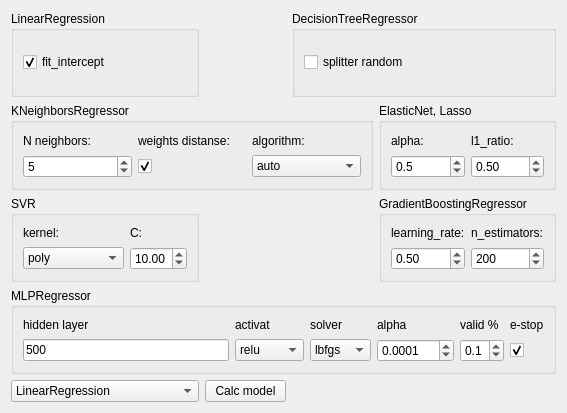
This is qt/formation_ai_form.ui in idergunoff/geovel_1.0 as Qt 5 draws it before an edit. The edited form follows.
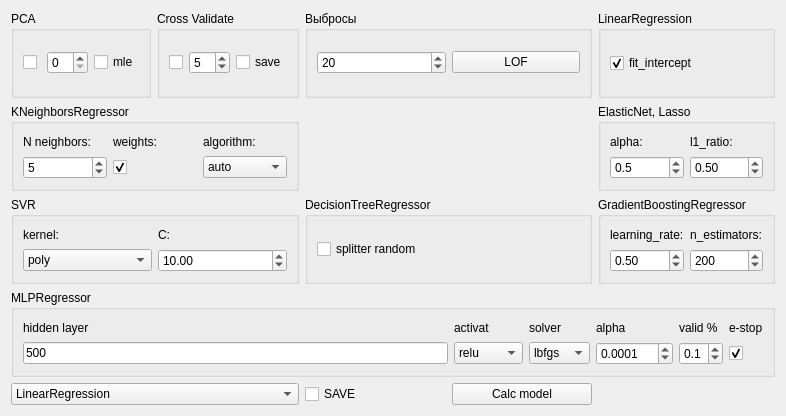
This is the edited form.

Commit message: new classifier, random forest, pipeline, lof, pca

```diff
--- a/qt/formation_ai_form.ui
+++ b/qt/formation_ai_form.ui
@@ -6,15 +6,100 @@
    <rect>
     <x>0</x>
     <y>0</y>
-    <width>567</width>
-    <height>413</height>
+    <width>786</width>
+    <height>416</height>
    </rect>
   </property>
   <property name="windowTitle">
    <string>Formation AI</string>
   </property>
-  <layout class="QGridLayout" name="gridLayout_8">
+  <layout class="QGridLayout" name="gridLayout_10">
    <item row="0" column="0">
+    <widget class="QGroupBox" name="groupBox_8">
+     <property name="title">
+      <string>PCA</string>
+     </property>
+     <layout class="QGridLayout" name="gridLayout_8">
+      <item row="0" column="0">
+       <widget class="QCheckBox" name="checkBox_pca">
+        <property name="text">
+         <string/>
+        </property>
+       </widget>
+      </item>
+      <item row="0" column="1">
+       <widget class="QSpinBox" name="spinBox_pca"/>
+      </item>
+      <item row="0" column="2">
+       <widget class="QCheckBox" name="checkBox_pca_mle">
+        <property name="text">
+         <string>mle</string>
+        </property>
+       </widget>
+      </item>
+     </layout>
+    </widget>
+   </item>
+   <item row="0" column="1">
+    <widget class="QGroupBox" name="groupBox_9">
+     <property name="title">
+      <string>Cross Validate</string>
+     </property>
+     <layout class="QGridLayout" name="gridLayout_9">
+      <item row="0" column="1">
+       <widget class="QSpinBox" name="spinBox_n_cross_val">
+        <property name="minimum">
+         <number>2</number>
+        </property>
+        <property name="value">
+         <number>5</number>
+        </property>
+       </widget>
+      </item>
+      <item row="0" column="0">
+       <widget class="QCheckBox" name="checkBox_cross_val">
+        <property name="text">
+         <string/>
+        </property>
+       </widget>
+      </item>
+      <item row="0" column="2">
+       <widget class="QCheckBox" name="checkBox_cross_val_save">
+        <property name="text">
+         <string>save</string>
+        </property>
+       </widget>
+      </item>
+     </layout>
+    </widget>
+   </item>
+   <item row="0" column="2" colspan="2">
+    <widget class="QGroupBox" name="groupBox_10">
+     <property name="title">
+      <string>Выбросы</string>
+     </property>
+     <layout class="QGridLayout" name="gridLayout_7">
+      <item row="0" column="0">
+       <widget class="QSpinBox" name="spinBox_lof_neighbor">
+        <property name="minimum">
+         <number>1</number>
+        </property>
+        <property name="value">
+         <number>20</number>
+        </property>
+       </widget>
+      </item>
+      <item row="0" column="1">
+       <widget class="QPushButton" name="pushButton_lof">
+        <property name="text">
+         <string>LOF</string>
+        </property>
+       </widget>
+      </item>
+     </layout>
+    </widget>
+   </item>
+   <item row="0" column="4">
     <widget class="QGroupBox" name="groupBox">
      <property name="title">
       <string>LinearRegression</string>
@@ -36,26 +121,7 @@
      </layout>
     </widget>
    </item>
-   <item row="0" column="2" colspan="2">
-    <widget class="QGroupBox" name="groupBox_3">
-     <property name="title">
-      <string>DecisionTreeRegressor</string>
-     </property>
-     <layout class="QGridLayout" name="gridLayout_2">
-      <item row="0" column="0">
-       <widget class="QCheckBox" name="checkBox_splitter_rnd">
-        <property name="toolTip">
-         <string>Стратегия, используемая для выбора разделения в узлах. Возможные значения - &quot;best&quot; (выбирается лучшее разделение) или &quot;random&quot; (выбирается случайное разделение)</string>
-        </property>
-        <property name="text">
-         <string>splitter random</string>
-        </property>
-       </widget>
-      </item>
-     </layout>
-    </widget>
-   </item>
-   <item row="1" column="0" colspan="3">
+   <item row="1" column="0" colspan="2">
     <widget class="QGroupBox" name="groupBox_4">
      <property name="title">
       <string>KNeighborsRegressor</string>
@@ -67,7 +133,7 @@
          <string>Если выключено, все ближайшие соседи вносят одинаковый вклад в прогноз, если включено вклад каждого соседа зависит от его расстояния до целевой точки.</string>
         </property>
         <property name="text">
-         <string>weights distanse:</string>
+         <string>weights:</string>
         </property>
        </widget>
       </item>
@@ -150,7 +216,7 @@
      </layout>
     </widget>
    </item>
-   <item row="1" column="3">
+   <item row="1" column="4">
     <widget class="QGroupBox" name="groupBox_2">
      <property name="title">
       <string>ElasticNet, Lasso</string>
@@ -208,7 +274,7 @@
      </layout>
     </widget>
    </item>
-   <item row="2" column="0">
+   <item row="2" column="0" colspan="2">
     <widget class="QGroupBox" name="groupBox_5">
      <property name="title">
       <string>SVR</string>
@@ -282,7 +348,26 @@
      </layout>
     </widget>
    </item>
-   <item row="2" column="3">
+   <item row="2" column="2" colspan="2">
+    <widget class="QGroupBox" name="groupBox_3">
+     <property name="title">
+      <string>DecisionTreeRegressor</string>
+     </property>
+     <layout class="QGridLayout" name="gridLayout_2">
+      <item row="0" column="0">
+       <widget class="QCheckBox" name="checkBox_splitter_rnd">
+        <property name="toolTip">
+         <string>Стратегия, используемая для выбора разделения в узлах. Возможные значения - &quot;best&quot; (выбирается лучшее разделение) или &quot;random&quot; (выбирается случайное разделение)</string>
+        </property>
+        <property name="text">
+         <string>splitter random</string>
+        </property>
+       </widget>
+      </item>
+     </layout>
+    </widget>
+   </item>
+   <item row="2" column="4">
     <widget class="QGroupBox" name="groupBox_6">
      <property name="title">
       <string>GradientBoostingRegressor</string>
@@ -346,12 +431,12 @@
      </layout>
     </widget>
    </item>
-   <item row="3" column="0" colspan="4">
+   <item row="3" column="0" colspan="5">
     <widget class="QGroupBox" name="groupBox_7">
      <property name="title">
       <string>MLPRegressor</string>
      </property>
-     <layout class="QGridLayout" name="gridLayout_7">
+     <layout class="QGridLayout" name="gridLayout_11">
       <item row="0" column="0">
        <widget class="QLabel" name="label_31">
         <property name="toolTip">
@@ -528,7 +613,7 @@
      </layout>
     </widget>
    </item>
-   <item row="4" column="0">
+   <item row="4" column="0" colspan="2">
     <widget class="QComboBox" name="comboBox_model_ai">
      <item>
       <property name="text">
@@ -572,13 +657,27 @@
      </item>
     </widget>
    </item>
-   <item row="4" column="1">
+   <item row="4" column="2">
+    <widget class="QCheckBox" name="checkBox_save">
+     <property name="text">
+      <string>SAVE</string>
+     </property>
+    </widget>
+   </item>
+   <item row="4" column="3">
     <widget class="QPushButton" name="pushButton_calc_model">
      <property name="text">
       <string>Calc model</string>
      </property>
     </widget>
    </item>
+   <item row="4" column="4">
+    <widget class="QLabel" name="label_info">
+     <property name="text">
+      <string/>
+     </property>
+    </widget>
+   </item>
   </layout>
  </widget>
  <resources/>
```
Left out of the diff: 54 changed lines with no effect on the pictures. The commit also changes 12 other files.
